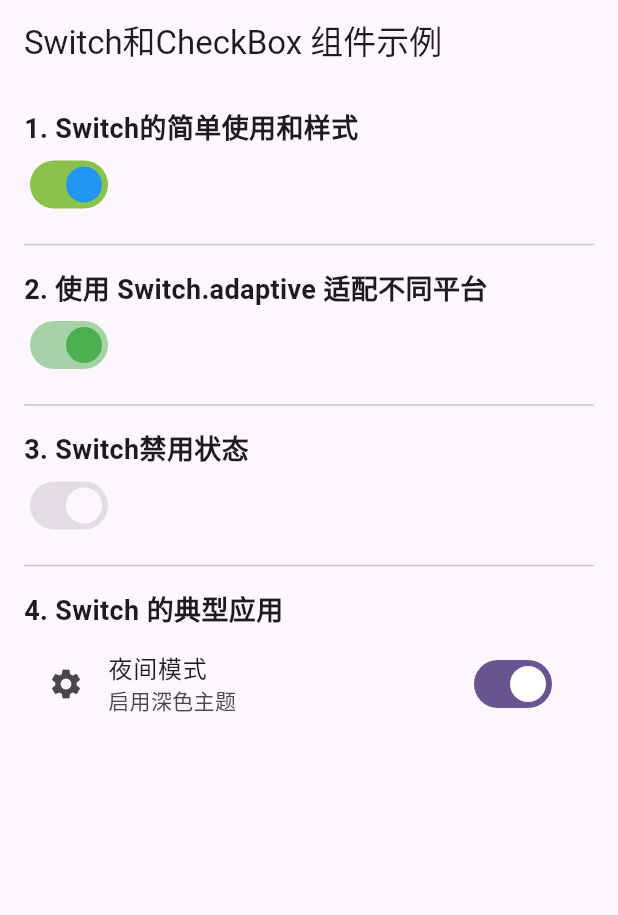
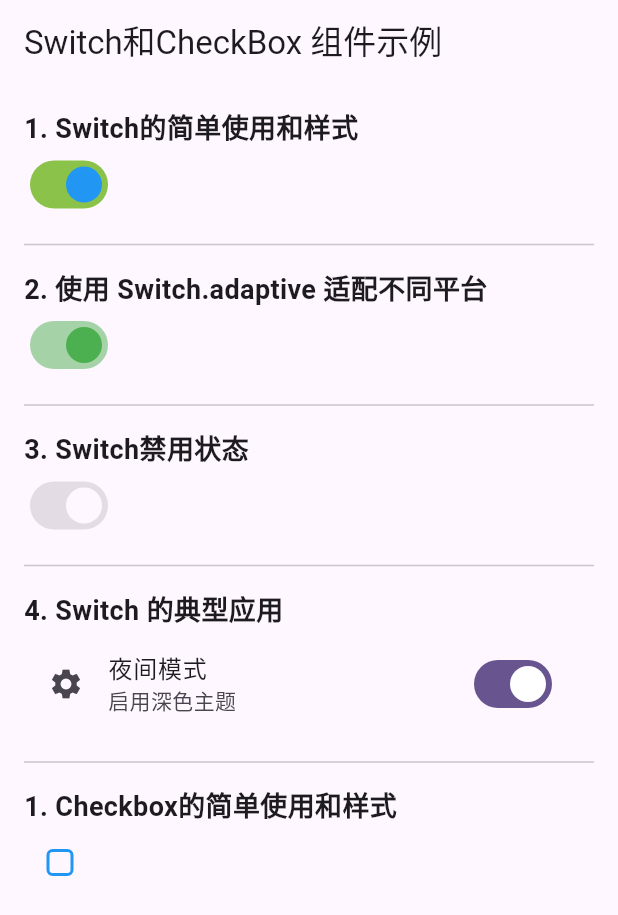
Before and after one commit to congwiny/flutter_study, a Flutter app: the screen it shows after launch, on a phone screen of 412 x 824 dp. Shown: the top 915 px of the screen. Run offline on Flutter 3.47's test engine with Material 3 defaults, Android fonts, the phone set to English and light mode, and no system bars.

Commit message:
Checkbox组件：Checkbox的简单使用和样式

```diff
--- a/hello_world/lib/widget/checkswitch/check_switch.dart
+++ b/hello_world/lib/widget/checkswitch/check_switch.dart
@@ -13,9 +13,49 @@ class SwitchAndCheckDemoPage extends StatelessWidget {
           crossAxisAlignment: CrossAxisAlignment.start,
           children: [
             SwitchTestRoute(),
+            const Divider(height: 32),
+            CheckboxTestRoute()
           ],
         ),
       ),
+    );
+  }
+}
+
+class CheckboxTestRoute extends StatefulWidget {
+  @override
+  _CheckboxTestRouteState createState() => _CheckboxTestRouteState();
+}
+
+class _CheckboxTestRouteState extends State<CheckboxTestRoute> {
+  bool _isChecked = false;
+
+  @override
+  Widget build(BuildContext context) {
+    return Column(
+        crossAxisAlignment: CrossAxisAlignment.start,
+        children: <Widget>[
+          // 1. Checkbox的简单使用和样式
+          const Text(
+            '1. Checkbox的简单使用和样式',
+            style: TextStyle(fontSize: 18, fontWeight: FontWeight.bold),
+          ),
+          Checkbox(
+            value: _isChecked,
+            onChanged: (value) => setState(() => _isChecked = value!),
+            checkColor: Colors.white,
+            // 勾选符号颜色
+            activeColor: Colors.green,
+            // 选中背景色
+            side: BorderSide( // 未选中时边框
+              color: Colors.blue,
+              width: 2,
+            ),
+            shape: RoundedRectangleBorder( // 圆角矩形（默认是圆）
+              borderRadius: BorderRadius.circular(4),
+            ),
+          )
+        ]
     );
   }
 }
```
